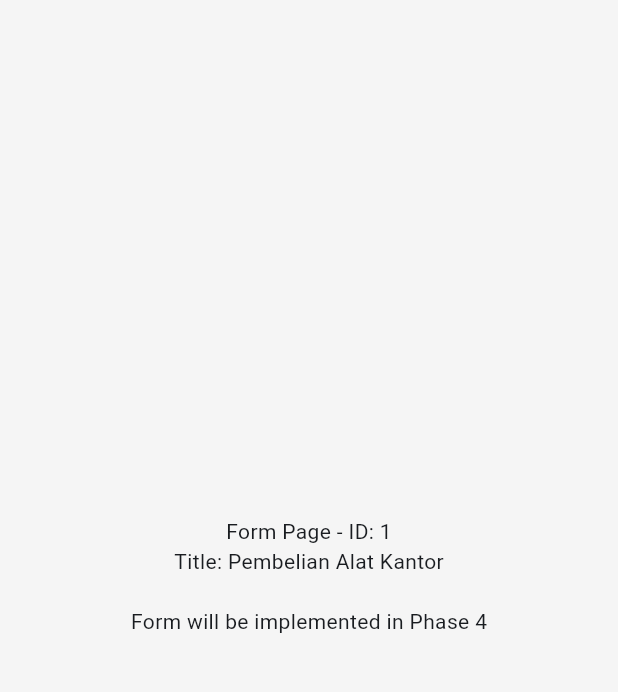
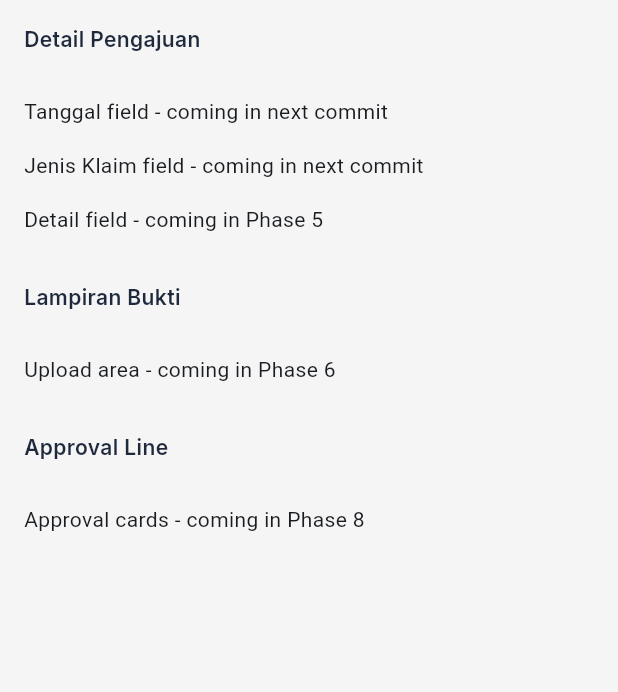
Before and after one commit to RulyOctareza/reimburse_venturo, a Flutter app: the screen it shows after launch, after a tap on "Pembelian Alat Kantor", on a phone screen of 412 x 824 dp, the part 84-776 px from its top. Run offline on Flutter 3.47's test engine with Material 3 defaults, Android fonts, the light colour scheme and no system bars; our stand-ins replace get, google_fonts.

Commit message:
feat: create reimbursement form screen structure
- Create ReimbursementFormPage
- Add gradient app bar
- Add scroll view container
- Create form sections (Detail, Lampiran, Approval)
- Add ReimbursementFormController

```diff
--- /dev/null
+++ b/lib/app/presentation/controllers/reimbursement_form_controller.dart
@@ -0,0 +1,8 @@
+import 'package:get/get.dart';
+
+class ReimbursementFormController extends GetxController {
+  // Form fields will be added in later phases
+  final Rx<DateTime?> selectedDate = Rx<DateTime?>(null);
+  final RxString selectedClaimType = ''.obs;
+  final RxString detail = ''.obs;
+}
--- a/lib/app/presentation/pages/reimbursement_form_page.dart
+++ b/lib/app/presentation/pages/reimbursement_form_page.dart
@@ -1,15 +1,14 @@
 import 'package:flutter/material.dart';
 import 'package:get/get.dart';
+import 'package:reimburse_venturo/app/presentation/controllers/reimbursement_form_controller.dart';
+import 'package:reimburse_venturo/app/presentation/widgets/section_header.dart';
 import 'package:reimburse_venturo/core/constants/app_colors.dart';
 
-class ReimbursementFormPage extends StatelessWidget {
+class ReimbursementFormPage extends GetView<ReimbursementFormController> {
   const ReimbursementFormPage({super.key});
 
   @override
   Widget build(BuildContext context) {
-    final String? itemId = Get.parameters['id'];
-    final String? title = Get.parameters['title'];
-
     return Scaffold(
       appBar: AppBar(
         title: const Text('Pengajuan Reimburs'),
@@ -19,14 +18,32 @@ class ReimbursementFormPage extends StatelessWidget {
           ),
         ),
       ),
-      body: Center(
+      body: SingleChildScrollView(
+        padding: const EdgeInsets.all(16),
         child: Column(
-          mainAxisAlignment: MainAxisAlignment.center,
+          crossAxisAlignment: CrossAxisAlignment.start,
           children: [
-            Text('Form Page - ID: $itemId'),
-            Text('Title: $title'),
-            const SizedBox(height: 20),
-            const Text('Form will be implemented in Phase 4'),
+            // Section 1: Detail Pengajuan
+            const SectionHeader(title: 'Detail Pengajuan'),
+            const SizedBox(height: 16),
+            // Fields will be added in next commits
+            const Text('Tanggal field - coming in next commit'),
+            const SizedBox(height: 16),
+            const Text('Jenis Klaim field - coming in next commit'),
+            const SizedBox(height: 16),
+            const Text('Detail field - coming in Phase 5'),
+            const SizedBox(height: 32),
+
+            // Section 2: Lampiran Bukti
+            const SectionHeader(title: 'Lampiran Bukti'),
+            const SizedBox(height: 16),
+            const Text('Upload area - coming in Phase 6'),
+            const SizedBox(height: 32),
+
+            // Section 3: Approval Line
+            const SectionHeader(title: 'Approval Line'),
+            const SizedBox(height: 16),
+            const Text('Approval cards - coming in Phase 8'),
           ],
         ),
       ),
--- a/lib/app/routes/app_pages.dart
+++ b/lib/app/routes/app_pages.dart
@@ -1,4 +1,5 @@
 import 'package:get/get.dart';
+import 'package:reimburse_venturo/app/presentation/controllers/reimbursement_form_controller.dart';
 import 'package:reimburse_venturo/app/presentation/controllers/reimbursement_list_controller.dart';
 import 'package:reimburse_venturo/app/presentation/pages/reimbursement_form_page.dart';
 import 'package:reimburse_venturo/app/presentation/pages/reimbursement_list_page.dart';
@@ -20,6 +21,9 @@ class AppPages {
     GetPage(
       name: AppRoutes.reimbursementForm,
       page: () => const ReimbursementFormPage(),
+      binding: BindingsBuilder(() {
+        Get.lazyPut(() => ReimbursementFormController());
+      }),
     ),
   ];
 }
```
